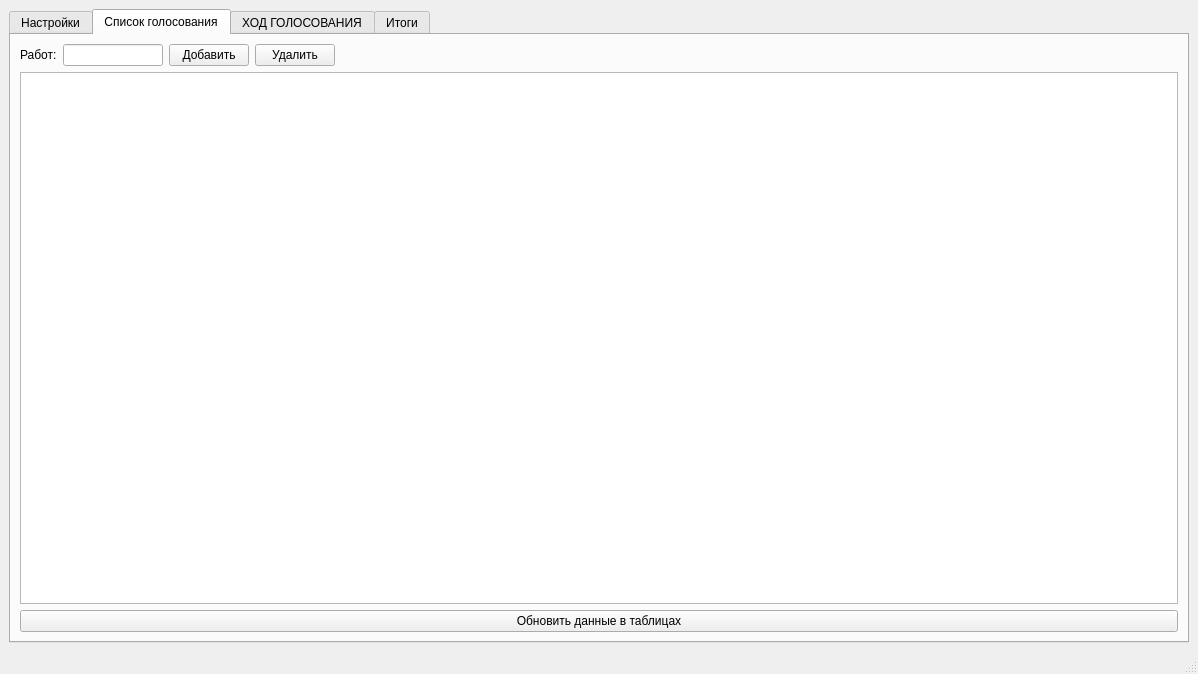
Before: the Qt Designer form Ui_panel.ui in AlexanderSokolov69/Vote_counter, drawn with Qt 5.
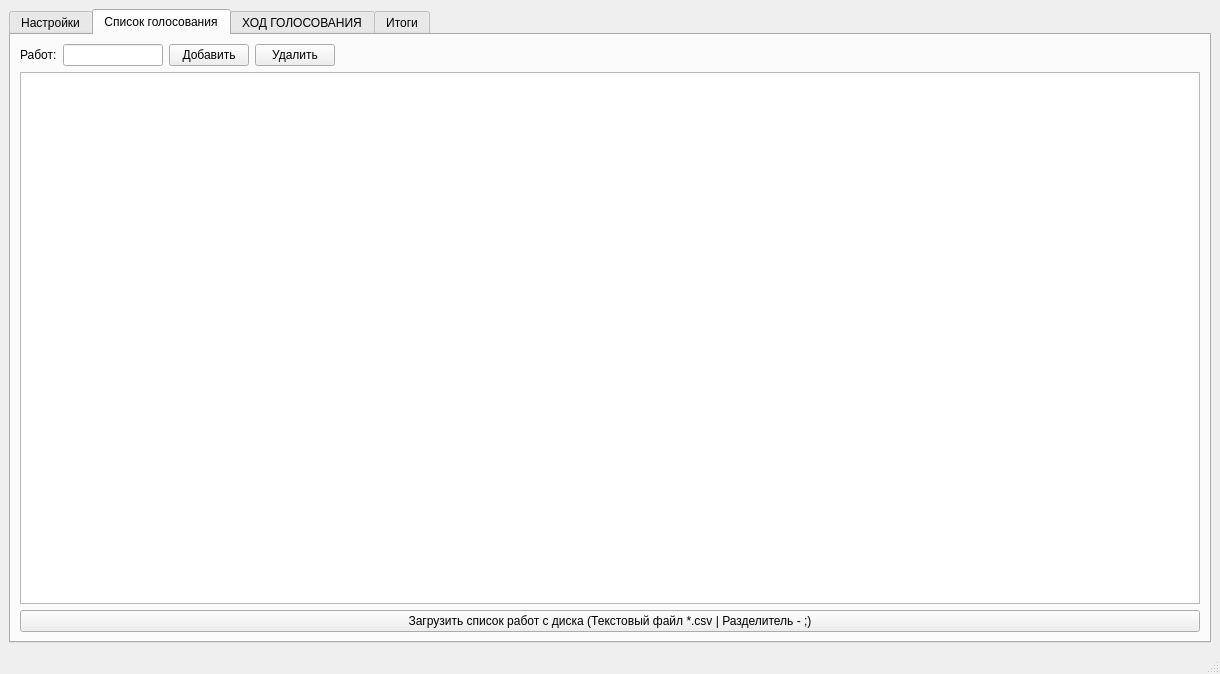
After: the same form once the commit is applied. The open tabs and pages were chosen to show the change. Icons and pictures are not drawn.

Patch:
```diff
--- a/Ui_panel.ui
+++ b/Ui_panel.ui
@@ -6,7 +6,7 @@
    <rect>
     <x>0</x>
     <y>0</y>
-    <width>1198</width>
+    <width>1220</width>
     <height>674</height>
    </rect>
   </property>
@@ -405,7 +405,7 @@
         <item>
          <widget class="QPushButton" name="t2RefreshButton">
           <property name="text">
-           <string>Обновить данные в таблицах</string>
+           <string>Загрузить список работ с диска (Текстовый файл *.csv | Разделитель - ;)</string>
           </property>
          </widget>
         </item>
```
Left out of the diff: 14 changed lines with no effect on the pictures.
